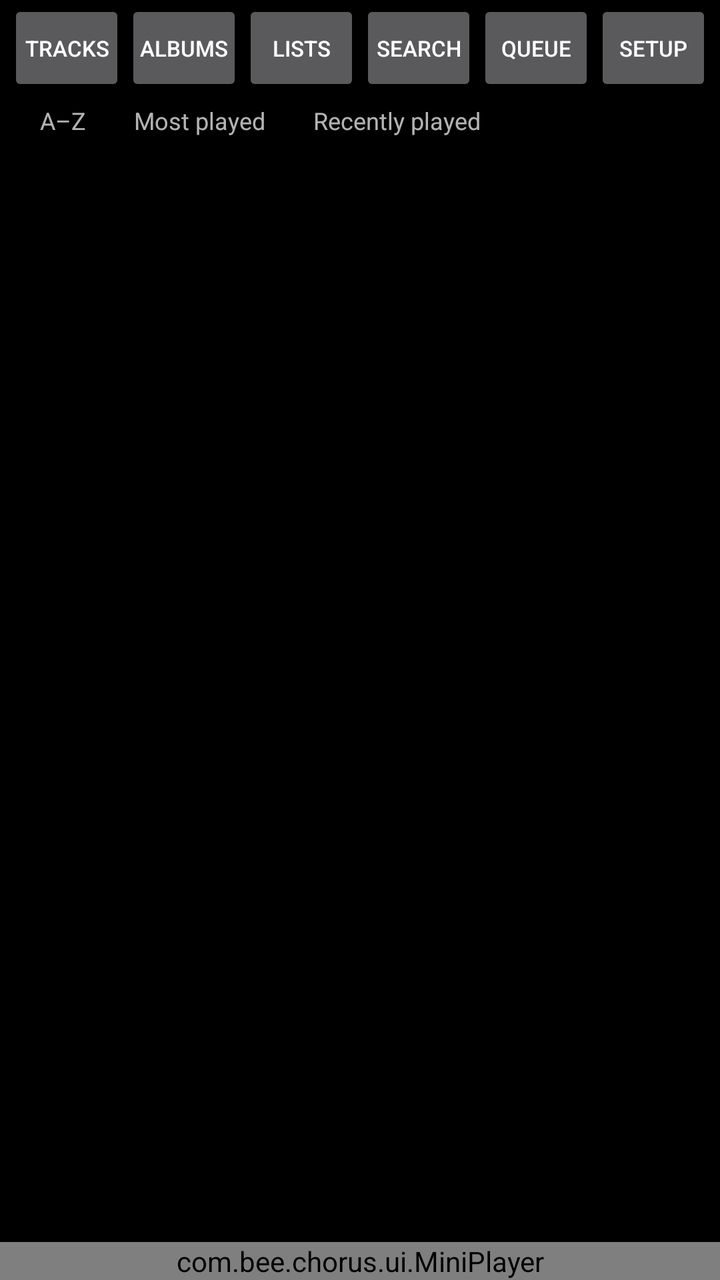
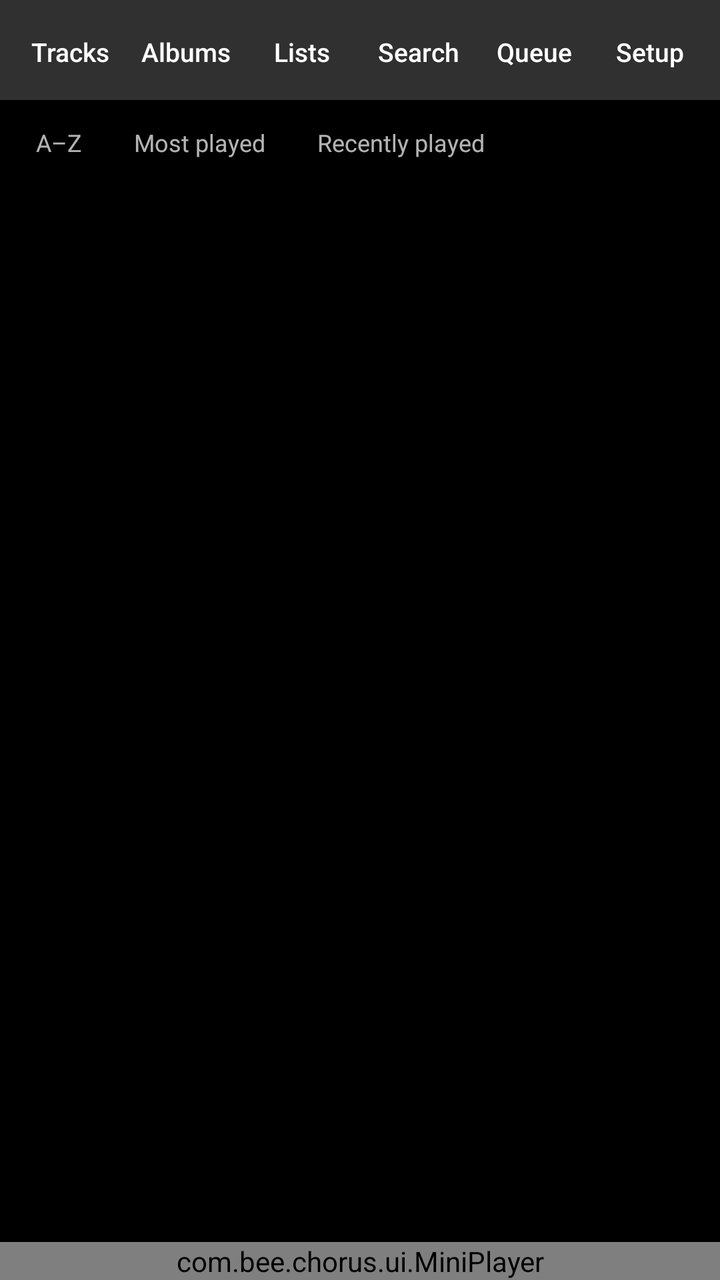

An Android layout rendered at two revisions. The XML below is the earlier revision; the diff shows what the commit changed to produce the second picture.
<!-- AndroidManifest.xml: application theme Theme.Chorus -->
<!-- res/layout/activity_main.xml -->
<?xml version="1.0" encoding="utf-8"?>
<LinearLayout xmlns:android="http://schemas.android.com/apk/res/android"
    android:id="@+id/main_root"
    android:layout_width="match_parent"
    android:layout_height="match_parent"
    android:orientation="vertical">

    
    <LinearLayout
        android:id="@+id/tab_strip"
        android:layout_width="match_parent"
        android:layout_height="wrap_content"
        android:baselineAligned="false"
        android:orientation="horizontal"
        android:paddingStart="4dp"
        android:paddingEnd="4dp">

        <Button
            android:id="@+id/tab_tracks"
            style="?android:attr/buttonStyleSmall"
            android:layout_width="0dp"
            android:layout_weight="1"
            android:layout_height="wrap_content"
            android:minHeight="48dp"
            android:paddingStart="0dp"
            android:paddingEnd="0dp"
            android:singleLine="true"
            android:textSize="11sp"
            android:text="Tracks" />

        <Button
            android:id="@+id/tab_albums"
            style="?android:attr/buttonStyleSmall"
            android:layout_width="0dp"
            android:layout_weight="1"
            android:layout_height="wrap_content"
            android:minHeight="48dp"
            android:paddingStart="0dp"
            android:paddingEnd="0dp"
            android:singleLine="true"
            android:textSize="11sp"
            android:text="Albums" />

        <Button
            android:id="@+id/tab_playlists"
            style="?android:attr/buttonStyleSmall"
            android:layout_width="0dp"
            android:layout_weight="1"
            android:layout_height="wrap_content"
            android:minHeight="48dp"
            android:paddingStart="0dp"
            android:paddingEnd="0dp"
            android:singleLine="true"
            android:textSize="11sp"
            android:text="Lists" />

        <Button
            android:id="@+id/tab_search"
            style="?android:attr/buttonStyleSmall"
            android:layout_width="0dp"
            android:layout_weight="1"
            android:layout_height="wrap_content"
            android:minHeight="48dp"
            android:paddingStart="0dp"
            android:paddingEnd="0dp"
            android:singleLine="true"
            android:textSize="11sp"
            android:text="Search" />

        <Button
            android:id="@+id/tab_queue"
            style="?android:attr/buttonStyleSmall"
            android:layout_width="0dp"
            android:layout_weight="1"
            android:layout_height="wrap_content"
            android:minHeight="48dp"
            android:paddingStart="0dp"
            android:paddingEnd="0dp"
            android:singleLine="true"
            android:textSize="11sp"
            android:text="Queue" />

        <Button
            android:id="@+id/tab_settings"
            style="?android:attr/buttonStyleSmall"
            android:layout_width="0dp"
            android:layout_weight="1"
            android:layout_height="wrap_content"
            android:minHeight="48dp"
            android:paddingStart="0dp"
            android:paddingEnd="0dp"
            android:singleLine="true"
            android:textSize="11sp"
            android:text="Setup" />
    </LinearLayout>

    
    <FrameLayout
        android:id="@+id/content"
        android:layout_width="match_parent"
        android:layout_height="0dp"
        android:layout_weight="1">

        
        <LinearLayout
            android:id="@+id/track_screen"
            android:layout_width="match_parent"
            android:layout_height="match_parent"
            android:orientation="vertical">

            <LinearLayout
                android:id="@+id/track_sort_bar"
                android:layout_width="match_parent"
                android:layout_height="wrap_content"
                android:gravity="start|center_vertical"
                android:orientation="horizontal"
                android:paddingStart="12dp"
                android:paddingEnd="12dp"
                android:paddingTop="4dp"
                android:paddingBottom="2dp">

                <TextView
                    android:id="@+id/sort_title"
                    android:layout_width="wrap_content"
                    android:layout_height="wrap_content"
                    android:clickable="true"
                    android:focusable="true"
                    android:paddingStart="8dp"
                    android:paddingEnd="8dp"
                    android:text="A–Z"
                    android:textColor="?android:attr/textColorSecondary"
                    android:textSize="12sp" />

                <TextView
                    android:id="@+id/sort_plays"
                    android:layout_width="wrap_content"
                    android:layout_height="wrap_content"
                    android:layout_marginStart="8dp"
                    android:clickable="true"
                    android:focusable="true"
                    android:paddingStart="8dp"
                    android:paddingEnd="8dp"
                    android:text="Most played"
                    android:textColor="?android:attr/textColorSecondary"
                    android:textSize="12sp" />

                <TextView
                    android:id="@+id/sort_recent"
                    android:layout_width="wrap_content"
                    android:layout_height="wrap_content"
                    android:layout_marginStart="8dp"
                    android:clickable="true"
                    android:focusable="true"
                    android:paddingStart="8dp"
                    android:paddingEnd="8dp"
                    android:text="Recently played"
                    android:textColor="?android:attr/textColorSecondary"
                    android:textSize="12sp" />
            </LinearLayout>

            <androidx.recyclerview.widget.RecyclerView
                android:id="@+id/track_list"
                android:layout_width="match_parent"
                android:layout_height="0dp"
                android:layout_weight="1" />
        </LinearLayout>

        <androidx.recyclerview.widget.RecyclerView
            android:id="@+id/album_list"
            android:layout_width="match_parent"
            android:layout_height="match_parent"
            android:visibility="gone" />

        <LinearLayout
            android:id="@+id/playlist_home"
            android:layout_width="match_parent"
            android:layout_height="match_parent"
            android:orientation="vertical"
            android:visibility="gone">

            
            <Button
                android:id="@+id/fav_playlist"
                android:layout_width="match_parent"
                android:layout_height="wrap_content"
                android:minHeight="48dp"
                android:text="★ Favourites" />

            <Button
                android:id="@+id/new_playlist"
                android:layout_width="match_parent"
                android:layout_height="wrap_content"
                android:minHeight="48dp"
                android:text="+ New playlist" />

            <FrameLayout
                android:layout_width="match_parent"
                android:layout_height="0dp"
                android:layout_weight="1">

                <androidx.recyclerview.widget.RecyclerView
                    android:id="@+id/playlist_list"
                    android:layout_width="match_parent"
                    android:layout_height="match_parent" />

                
                <TextView
                    android:id="@+id/playlist_empty"
                    android:layout_width="match_parent"
                    android:layout_height="wrap_content"
                    android:layout_gravity="center"
                    android:gravity="center"
                    android:padding="24dp"
                    android:text="No playlists yet — tap ‘+ New playlist’ to make one"
                    android:textColor="?android:attr/textColorSecondary"
                    android:textSize="14sp"
                    android:visibility="gone" />
            </FrameLayout>
        </LinearLayout>

        <com.bee.chorus.ui.PlaylistPanel
            android:id="@+id/playlist_panel"
            android:layout_width="match_parent"
            android:layout_height="match_parent"
            android:visibility="gone" />

        <com.bee.chorus.ui.SearchPanel
            android:id="@+id/search_panel"
            android:layout_width="match_parent"
            android:layout_height="match_parent"
            android:visibility="gone" />

        <com.bee.chorus.ui.QueuePanel
            android:id="@+id/queue_panel"
            android:layout_width="match_parent"
            android:layout_height="match_parent"
            android:visibility="gone" />

        <LinearLayout
            android:id="@+id/settings_panel"
            android:layout_width="match_parent"
            android:layout_height="match_parent"
            android:orientation="vertical"
            android:padding="16dp"
            android:visibility="gone">

            <com.bee.chorus.ui.CycleToggle
                android:id="@+id/cycle_toggle"
                android:layout_width="match_parent"
                android:layout_height="wrap_content" />

            <TextView
                android:id="@+id/settings_about"
                android:layout_width="match_parent"
                android:layout_height="wrap_content"
                android:layout_marginTop="24dp"
                android:text="Chorus plays music stored on this phone only. It has no internet permission, no analytics and no ads." />
        </LinearLayout>
    </FrameLayout>

    
    <com.bee.chorus.ui.MiniPlayer
        android:id="@+id/mini_player"
        android:layout_width="match_parent"
        android:layout_height="wrap_content" />
</LinearLayout>
<!-- resources referenced by this layout -->
<resources>
  <style name="Theme.Chorus" parent="Theme.AppCompat.NoActionBar">
          <item name="android:windowBackground">@android:color/black</item>
          <item name="android:statusBarColor">@android:color/black</item>
      </style>
</resources>

<!-- the commit's change to res/layout/activity_main.xml (unified diff, before → after) -->
@@ -11,88 +11,205 @@
         android:layout_width="match_parent"
         android:layout_height="wrap_content"
         android:baselineAligned="false"
+        android:background="?android:attr/colorBackground"
         android:orientation="horizontal"
-        android:paddingStart="4dp"
-        android:paddingEnd="4dp">
-
-        <Button
-            android:id="@+id/tab_tracks"
-            style="?android:attr/buttonStyleSmall"
-            android:layout_width="0dp"
-            android:layout_weight="1"
-            android:layout_height="wrap_content"
-            android:minHeight="48dp"
-            android:paddingStart="0dp"
-            android:paddingEnd="0dp"
-            android:singleLine="true"
-            android:textSize="11sp"
-            android:text="Tracks" />
-
-        <Button
-            android:id="@+id/tab_albums"
-            style="?android:attr/buttonStyleSmall"
-            android:layout_width="0dp"
-            android:layout_weight="1"
-            android:layout_height="wrap_content"
-            android:minHeight="48dp"
-            android:paddingStart="0dp"
-            android:paddingEnd="0dp"
-            android:singleLine="true"
-            android:textSize="11sp"
-            android:text="Albums" />
-
-        <Button
-            android:id="@+id/tab_playlists"
-            style="?android:attr/buttonStyleSmall"
-            android:layout_width="0dp"
-            android:layout_weight="1"
-            android:layout_height="wrap_content"
-            android:minHeight="48dp"
-            android:paddingStart="0dp"
-            android:paddingEnd="0dp"
-            android:singleLine="true"
-            android:textSize="11sp"
-            android:text="Lists" />
-
-        <Button
-            android:id="@+id/tab_search"
-            style="?android:attr/buttonStyleSmall"
-            android:layout_width="0dp"
-            android:layout_weight="1"
-            android:layout_height="wrap_content"
-            android:minHeight="48dp"
-            android:paddingStart="0dp"
-            android:paddingEnd="0dp"
-            android:singleLine="true"
-            android:textSize="11sp"
-            android:text="Search" />
-
-        <Button
-            android:id="@+id/tab_queue"
-            style="?android:attr/buttonStyleSmall"
-            android:layout_width="0dp"
-            android:layout_weight="1"
-            android:layout_height="wrap_content"
-            android:minHeight="48dp"
-            android:paddingStart="0dp"
-            android:paddingEnd="0dp"
-            android:singleLine="true"
-            android:textSize="11sp"
-            android:text="Queue" />
-
-        <Button
-            android:id="@+id/tab_settings"
-            style="?android:attr/buttonStyleSmall"
-            android:layout_width="0dp"
-            android:layout_weight="1"
-            android:layout_height="wrap_content"
-            android:minHeight="48dp"
-            android:paddingStart="0dp"
-            android:paddingEnd="0dp"
-            android:singleLine="true"
-            android:textSize="11sp"
-            android:text="Setup" />
+        android:paddingStart="6dp"
+        android:paddingTop="2dp"
+        android:paddingEnd="6dp">
+
+        <FrameLayout
+            android:layout_width="0dp"
+            android:layout_height="wrap_content"
+            android:layout_weight="1">
+
+            <Button
+                android:id="@+id/tab_tracks"
+                style="?android:attr/borderlessButtonStyle"
+                android:layout_width="match_parent"
+                android:layout_height="wrap_content"
+                android:minWidth="0dp"
+                android:minHeight="48dp"
+                android:paddingStart="2dp"
+                android:paddingEnd="2dp"
+                android:gravity="center"
+                android:singleLine="true"
+                android:textAllCaps="false"
+                android:textSize="13sp"
+                android:text="Tracks" />
+
+            <View
+                android:id="@+id/tab_indicator_tracks"
+                android:layout_width="20dp"
+                android:layout_height="2dp"
+                android:layout_gravity="bottom|center_horizontal"
+                android:layout_marginBottom="6dp"
+                android:background="@drawable/ui_accent_bar"
+                android:importantForAccessibility="no"
+                android:visibility="gone" />
+        </FrameLayout>
+
+        <FrameLayout
+            android:layout_width="0dp"
+            android:layout_height="wrap_content"
+            android:layout_weight="1">
+
+            <Button
+                android:id="@+id/tab_albums"
+                style="?android:attr/borderlessButtonStyle"
+                android:layout_width="match_parent"
+                android:layout_height="wrap_content"
+                android:minWidth="0dp"
+                android:minHeight="48dp"
+                android:paddingStart="2dp"
+                android:paddingEnd="2dp"
+                android:gravity="center"
+                android:singleLine="true"
+                android:textAllCaps="false"
+                android:textSize="13sp"
+                android:text="Albums" />
+
+            <View
+                android:id="@+id/tab_indicator_albums"
+                android:layout_width="20dp"
+                android:layout_height="2dp"
+                android:layout_gravity="bottom|center_horizontal"
+                android:layout_marginBottom="6dp"
+                android:background="@drawable/ui_accent_bar"
+                android:importantForAccessibility="no"
+                android:visibility="gone" />
+        </FrameLayout>
+
+        <FrameLayout
+            android:layout_width="0dp"
+            android:layout_height="wrap_content"
+            android:layout_weight="1">
+
+            <Button
+                android:id="@+id/tab_playlists"
+                style="?android:attr/borderlessButtonStyle"
+                android:layout_width="match_parent"
+                android:layout_height="wrap_content"
+                android:minWidth="0dp"
+                android:minHeight="48dp"
+                android:paddingStart="2dp"
+                android:paddingEnd="2dp"
+                android:gravity="center"
+                android:singleLine="true"
+                android:textAllCaps="false"
+                android:textSize="13sp"
+                android:text="Lists" />
+
+            <View
+                android:id="@+id/tab_indicator_playlists"
+                android:layout_width="20dp"
+                android:layout_height="2dp"
+                android:layout_gravity="bottom|center_horizontal"
+                android:layout_marginBottom="6dp"
+                android:background="@drawable/ui_accent_bar"
+                android:importantForAccessibility="no"
+                android:visibility="gone" />
+        </FrameLayout>
+
+        <FrameLayout
+            android:layout_width="0dp"
+            android:layout_height="wrap_content"
+            android:layout_weight="1">
+
+            <Button
+                android:id="@+id/tab_search"
+                style="?android:attr/borderlessButtonStyle"
+                android:layout_width="match_parent"
+                android:layout_height="wrap_content"
+                android:minWidth="0dp"
+                android:minHeight="48dp"
+                android:paddingStart="2dp"
+                android:paddingEnd="2dp"
+                android:gravity="center"
+                android:singleLine="true"
+                android:textAllCaps="false"
+                android:textSize="13sp"
+                android:text="Search" />
+
+            <View
+                android:id="@+id/tab_indicator_search"
+                android:layout_width="20dp"
+                android:layout_height="2dp"
+                android:layout_gravity="bottom|center_horizontal"
+                android:layout_marginBottom="6dp"
+                android:background="@drawable/ui_accent_bar"
+                android:importantForAccessibility="no"
+                android:visibility="gone" />
+        </FrameLayout>
+
+        <FrameLayout
+            android:layout_width="0dp"
+            android:layout_height="wrap_content"
+            android:layout_weight="1">
+
+            <Button
+                android:id="@+id/tab_queue"
+                style="?android:attr/borderlessButtonStyle"
+                android:layout_width="match_parent"
+                android:layout_height="wrap_content"
+                android:minWidth="0dp"
+                android:minHeight="48dp"
+                android:paddingStart="2dp"
+                android:paddingEnd="2dp"
+                android:gravity="center"
+                android:singleLine="true"
+                android:textAllCaps="false"
+                android:textSize="13sp"
+                android:text="Queue" />
+
+            <View
+                android:id="@+id/tab_indicator_queue"
+                android:layout_width="20dp"
+                android:layout_height="2dp"
+                android:layout_gravity="bottom|center_horizontal"
+                android:layout_marginBottom="6dp"
+                android:background="@drawable/ui_accent_bar"
+                android:importantForAccessibility="no"
+                android:visibility="gone" />
+        </FrameLayout>
+
+        <FrameLayout
+            android:layout_width="0dp"
+            android:layout_height="wrap_content"
+            android:layout_weight="1">
+
+            <Button
+                android:id="@+id/tab_settings"
+                style="?android:attr/borderlessButtonStyle"
+                android:layout_width="match_parent"
+                android:layout_height="wrap_content"
+                android:minWidth="0dp"
+                android:minHeight="48dp"
+                android:paddingStart="2dp"
+                android:paddingEnd="2dp"
+                android:gravity="center"
+                android:singleLine="true"
+                android:textAllCaps="false"
+                android:textSize="13sp"
+                android:text="Setup" />
+
+            <View
+                android:id="@+id/tab_indicator_settings"
+                android:layout_width="20dp"
+                android:layout_height="2dp"
+                android:layout_gravity="bottom|center_horizontal"
+                android:layout_marginBottom="6dp"
+                android:background="@drawable/ui_accent_bar"
+                android:importantForAccessibility="no"
+                android:visibility="gone" />
+        </FrameLayout>
     </LinearLayout>
+
+    
+    <View
+        android:id="@+id/tab_divider"
+        android:layout_width="match_parent"
+        android:layout_height="1dp"
+        android:importantForAccessibility="no" />
 
     
     <FrameLayout
@@ -114,19 +231,22 @@
                 android:layout_height="wrap_content"
                 android:gravity="start|center_vertical"
                 android:orientation="horizontal"
-                android:paddingStart="12dp"
-                android:paddingEnd="12dp"
-                android:paddingTop="4dp"
-                android:paddingBottom="2dp">
+                android:paddingStart="8dp"
+                android:paddingEnd="8dp"
+                android:paddingTop="6dp"
+                android:paddingBottom="6dp">
 
                 <TextView
                     android:id="@+id/sort_title"
                     android:layout_width="wrap_content"
                     android:layout_height="wrap_content"
+                    android:background="?android:attr/selectableItemBackground"
                     android:clickable="true"
                     android:focusable="true"
-                    android:paddingStart="8dp"
-                    android:paddingEnd="8dp"
+                    android:paddingStart="10dp"
+                    android:paddingEnd="10dp"
+                    android:paddingTop="6dp"
+                    android:paddingBottom="6dp"
                     android:text="A–Z"
                     android:textColor="?android:attr/textColorSecondary"
                     android:textSize="12sp" />
@@ -135,11 +255,14 @@
                     android:id="@+id/sort_plays"
                     android:layout_width="wrap_content"
                     android:layout_height="wrap_content"
-                    android:layout_marginStart="8dp"
+                    android:layout_marginStart="6dp"
+                    android:background="?android:attr/selectableItemBackground"
                     android:clickable="true"
                     android:focusable="true"
-                    android:paddingStart="8dp"
-                    android:paddingEnd="8dp"
+                    android:paddingStart="10dp"
+                    android:paddingEnd="10dp"
+                    android:paddingTop="6dp"
+                    android:paddingBottom="6dp"
                     android:text="Most played"
                     android:textColor="?android:attr/textColorSecondary"
                     android:textSize="12sp" />
@@ -148,11 +271,14 @@
                     android:id="@+id/sort_recent"
                     android:layout_width="wrap_content"
                     android:layout_height="wrap_content"
-                    android:layout_marginStart="8dp"
+                    android:layout_marginStart="6dp"
+                    android:background="?android:attr/selectableItemBackground"
                     android:clickable="true"
                     android:focusable="true"
-                    android:paddingStart="8dp"
-                    android:paddingEnd="8dp"
+                    android:paddingStart="10dp"
+                    android:paddingEnd="10dp"
+                    android:paddingTop="6dp"
+                    android:paddingBottom="6dp"
                     android:text="Recently played"
                     android:textColor="?android:attr/textColorSecondary"
                     android:textSize="12sp" />
@@ -162,13 +288,19 @@
                 android:id="@+id/track_list"
                 android:layout_width="match_parent"
                 android:layout_height="0dp"
-                android:layout_weight="1" />
+                android:layout_weight="1"
+                android:clipToPadding="false"
+                android:paddingBottom="8dp"
+                android:scrollbars="vertical" />
         </LinearLayout>
 
         <androidx.recyclerview.widget.RecyclerView
             android:id="@+id/album_list"
             android:layout_width="match_parent"
             android:layout_height="match_parent"
+            android:clipToPadding="false"
+            android:paddingBottom="8dp"
+            android:scrollbars="vertical"
             android:visibility="gone" />
 
         <LinearLayout
@@ -181,17 +313,35 @@
             
             <Button
                 android:id="@+id/fav_playlist"
-                android:layout_width="match_parent"
-                android:layout_height="wrap_content"
-                android:minHeight="48dp"
-                android:text="★ Favourites" />
+                style="?android:attr/borderlessButtonStyle"
+                android:layout_width="match_parent"
+                android:layout_height="wrap_content"
+                android:minWidth="0dp"
+                android:minHeight="56dp"
+                android:background="?android:attr/selectableItemBackground"
+                android:gravity="start|center_vertical"
+                android:paddingStart="16dp"
+                android:paddingEnd="16dp"
+                android:text="★ Favourites"
+                android:textAllCaps="false"
+                android:textColor="?android:attr/textColorPrimary"
+                android:textSize="16sp" />
 
             <Button
                 android:id="@+id/new_playlist"
-                android:layout_width="match_parent"
-                android:layout_height="wrap_content"
-                android:minHeight="48dp"
-                android:text="+ New playlist" />
+                style="?android:attr/borderlessButtonStyle"
+                android:layout_width="match_parent"
+                android:layout_height="wrap_content"
+                android:minWidth="0dp"
+                android:minHeight="56dp"
+                android:background="?android:attr/selectableItemBackground"
+                android:gravity="start|center_vertical"
+                android:paddingStart="16dp"
+                android:paddingEnd="16dp"
+                android:text="+ New playlist"
+                android:textAllCaps="false"
+                android:textColor="?android:attr/textColorPrimary"
+                android:textSize="16sp" />
 
             <FrameLayout
                 android:layout_width="match_parent"
@@ -201,7 +351,10 @@
                 <androidx.recyclerview.widget.RecyclerView
                     android:id="@+id/playlist_list"
                     android:layout_width="match_parent"
-                    android:layout_height="match_parent" />
+                    android:layout_height="match_parent"
+                    android:clipToPadding="false"
+                    android:paddingBottom="8dp"
+                    android:scrollbars="vertical" />
 
                 
                 <TextView
@@ -210,7 +363,11 @@
                     android:layout_height="wrap_content"
                     android:layout_gravity="center"
                     android:gravity="center"
-                    android:padding="24dp"
+                    android:lineSpacingExtra="4dp"
+                    android:paddingStart="32dp"
+                    android:paddingTop="40dp"
+                    android:paddingEnd="32dp"
+                    android:paddingBottom="40dp"
                     android:text="No playlists yet — tap ‘+ New playlist’ to make one"
                     android:textColor="?android:attr/textColorSecondary"
                     android:textSize="14sp"
@@ -254,7 +411,10 @@
                 android:layout_width="match_parent"
                 android:layout_height="wrap_content"
                 android:layout_marginTop="24dp"
-                android:text="Chorus plays music stored on this phone only. It has no internet permission, no analytics and no ads." />
+                android:lineSpacingExtra="3dp"
+                android:text="Chorus plays music stored on this phone only. It has no internet permission, no analytics and no ads."
+                android:textColor="?android:attr/textColorSecondary"
+                android:textSize="13sp" />
         </LinearLayout>
     </FrameLayout>
 
<!-- resource entries referenced after the edit -->
@@ -1,8 +1,15 @@
 <!-- resources referenced by this layout -->
 <resources>
+  <!-- drawable ui_accent_bar (drawable) -->
+  <?xml version="1.0" encoding="utf-8"?>
+  <shape xmlns:android="http://schemas.android.com/apk/res/android"
+      android:shape="rectangle">
+      <solid android:color="@color/ui_accent" />
+  </shape>
   <style name="Theme.Chorus" parent="Theme.AppCompat.NoActionBar">
           <item name="android:windowBackground">@android:color/black</item>
           <item name="android:statusBarColor">@android:color/black</item>
       </style>
+  <color name="ui_accent">#FFFFC107</color>
 </resources>
 
